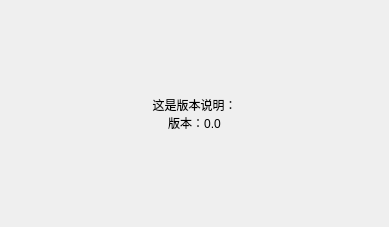
XiangSirui/test, file about.ui: the form before one commit.
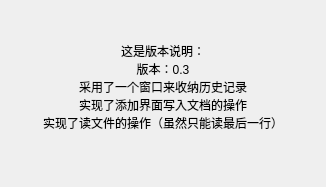
The form after the commit.

Commit message: 0.3版本

Diff of the .ui file:
```diff
--- a/about.ui
+++ b/about.ui
@@ -6,8 +6,8 @@
    <rect>
     <x>0</x>
     <y>0</y>
-    <width>389</width>
-    <height>227</height>
+    <width>326</width>
+    <height>187</height>
    </rect>
   </property>
   <property name="windowTitle">
@@ -18,7 +18,11 @@
     <widget class="QLabel" name="label">
      <property name="text">
       <string>这是版本说明：
-版本：0.0</string>
+版本：0.3 
+采用了一个窗口来收纳历史记录
+实现了添加界面写入文档的操作
+实现了读文件的操作（虽然只能读最后一行）
+</string>
      </property>
      <property name="alignment">
       <set>Qt::AlignCenter</set>
```
The commit also changes 13 other files.
